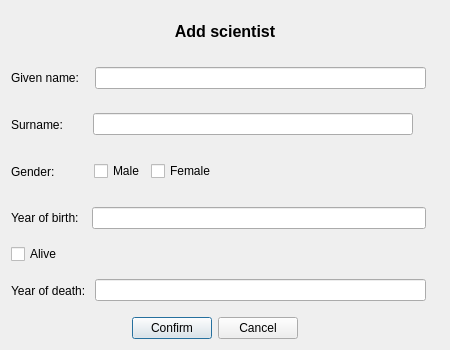
sabbisun/Vika3nytt, file Vika3nytt/dialogaddsci.ui: the form before one commit.
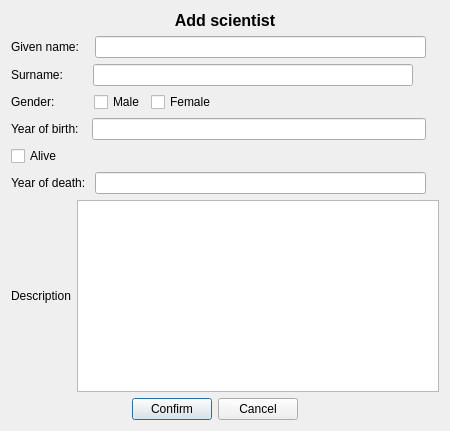
The form after the commit.

Patch:
```diff
--- a/Vika3nytt/dialogaddsci.ui
+++ b/Vika3nytt/dialogaddsci.ui
@@ -179,6 +179,27 @@
      </item>
     </layout>
    </item>
+   <item>
+    <layout class="QHBoxLayout" name="horizontalLayout_7">
+     <item>
+      <widget class="QLabel" name="label_descriptionSci">
+       <property name="text">
+        <string>Description</string>
+       </property>
+      </widget>
+     </item>
+     <item>
+      <widget class="QPlainTextEdit" name="lineEdit_descriptionSci">
+       <property name="sizePolicy">
+        <sizepolicy hsizetype="MinimumExpanding" vsizetype="Minimum">
+         <horstretch>0</horstretch>
+         <verstretch>0</verstretch>
+        </sizepolicy>
+       </property>
+      </widget>
+     </item>
+    </layout>
+   </item>
    <item>
     <layout class="QHBoxLayout" name="horizontalLayout_6">
      <item>
```
Left out of the diff: 2 changed lines with no effect on the pictures.
